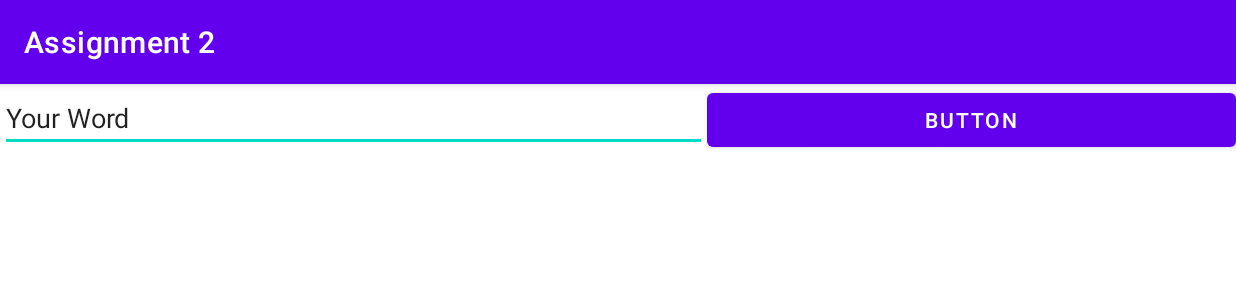
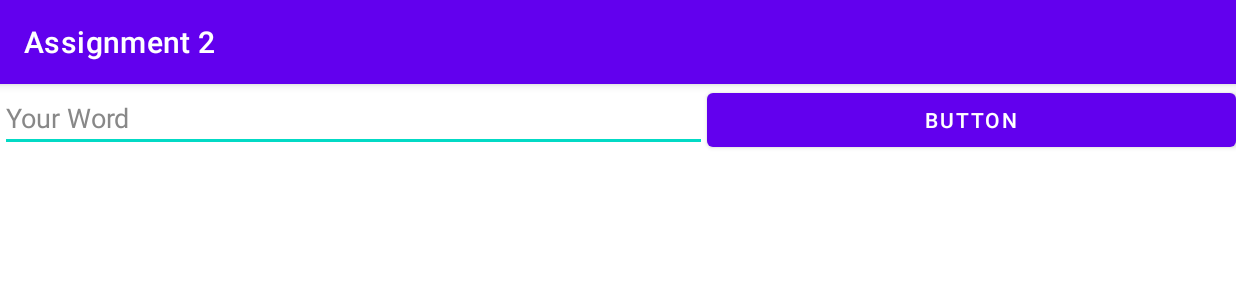
Before and after one commit to jiksuthejedi/COP4656-Final-Project, an Android app: the screen it shows after launch (MainActivity), after a tap on "BUTTON", on a phone screen of 824 x 412 dp (held sideways). Shown: the top 300 px of the screen. Run offline under Robolectric (Android 15) with nearby library versions, the phone set to English and light mode, and no system bars; our stand-ins replace Firebase (no records; nobody signed in at launch, a user with empty details on screens opened directly).

Commit message:
Adding new words works, texts still do not work to get in or display

```diff
--- a/Final/app/src/main/java/org/cop4656/assignment2/MainActivity.java
+++ b/Final/app/src/main/java/org/cop4656/assignment2/MainActivity.java
@@ -1,5 +1,6 @@
 package org.cop4656.assignment2;
 
+import androidx.annotation.NonNull;
 import androidx.appcompat.app.AppCompatActivity;
 import androidx.core.app.ActivityCompat;
 import androidx.core.content.ContextCompat;
@@ -9,16 +10,21 @@ import android.Manifest;
 import android.content.Context;
 import android.content.Intent;
 import android.content.pm.PackageManager;
+import android.graphics.Color;
 import android.os.Bundle;
 import android.view.View;
 import android.widget.ArrayAdapter;
 import android.widget.Button;
+import android.widget.EditText;
 import android.widget.ListView;
 import android.widget.TextView;
 import android.widget.Toast;
 
+import com.google.firebase.database.DataSnapshot;
+import com.google.firebase.database.DatabaseError;
 import com.google.firebase.database.DatabaseReference;
 import com.google.firebase.database.FirebaseDatabase;
+import com.google.firebase.database.ValueEventListener;
 
 import org.cop4656.assignment2.model.URLsViewModel;
 
@@ -26,7 +32,7 @@ import java.util.ArrayList;
 
 public class MainActivity extends AppCompatActivity
 {
-
+    DatabaseReference databaseRef = FirebaseDatabase.getInstance().getReference();
     @Override
     protected void onCreate(Bundle savedInstanceState)
     {
@@ -48,17 +54,42 @@ public class MainActivity extends AppCompatActivity
 
         Button button = (Button)findViewById(R.id.button);
 
-        button.setOnClickListener(new View.OnClickListener(){
-            public void onClick(View view) {
-                String message = ((TextView)findViewById(R.id.newWord)).getText().toString();
-                if(!message.contains(" ")) {
-                    FirebaseDatabase database = FirebaseDatabase.getInstance();
-                    DatabaseReference myRef = database.getReference("keywords");
+        findViewById(R.id.button).setOnClickListener(new View.OnClickListener() {
+            @Override
+            public void onClick(View v) {
 
-                    myRef.setValue(message);
-                }
-                else
-                {}
+                databaseRef.addListenerForSingleValueEvent(new ValueEventListener() {
+                    @Override
+                    public void onDataChange(@NonNull DataSnapshot dataSnapshot) {
+                        long count = dataSnapshot.child("keywords").getChildrenCount();
+                        int currentIndex = 0;
+                        for (DataSnapshot childSnapshot : dataSnapshot.getChildren()) {
+                            if (childSnapshot.child(Integer.toString(currentIndex)).getValue(String.class).toLowerCase().contains(((EditText) findViewById(R.id.newWord)).getText().toString().toLowerCase())) {
+                                ((EditText) findViewById(R.id.newWord)).setTextColor(Color.RED);
+                                Context context = getApplicationContext();
+                                CharSequence text = "Keyword already exists";
+                                int duration = Toast.LENGTH_SHORT;
+                                Toast toast = Toast.makeText(context, text, duration);
+                                toast.show();
+                                return;
+                            }
+                            currentIndex++;
+                        }
+                        String s = ((EditText)findViewById(R.id.newWord)).getText().toString();
+                        databaseRef.child("keywords").child(Integer.toString((int) count)).setValue(((EditText) findViewById(R.id.newWord)).getText().toString());
+                        ((EditText) findViewById(R.id.newWord)).setTextColor(Color.GRAY);
+                        Context context = getApplicationContext();
+                        CharSequence text = "Question added";
+                        int duration = Toast.LENGTH_SHORT;
+                        Toast toast = Toast.makeText(context, text, duration);
+                        toast.show();
+                    }
+
+                    @Override
+                    public void onCancelled(@NonNull DatabaseError databaseError) {
+
+                    }
+                });
             }
         });
     }
@@ -77,36 +108,32 @@ public class MainActivity extends AppCompatActivity
         {
             //check if the message contains any words in the database and if it does add it to the database
 
-            /*if (validateMessage(bookMark))
+            if (validateMessage(bookMark))
             {
-                String url = bookMark.substring(6);
-                URLsViewModel sharedViewModel = new ViewModelProvider(this).get(URLsViewModel.class);
-                ArrayList<String> listOfUrls = sharedViewModel.getWrappedListOfUrls().getValue();
-                if (listOfUrls.size() < 5)
+                String url = bookMark;
+                DataSnapshot d = databaseRef.get().getResult();
+                ArrayList<String> listOfUrls = new ArrayList<String>();
+                for(DataSnapshot childSnapshot : d.getChildren())
                 {
-                    listOfUrls.add(url);
+                    listOfUrls.add(childSnapshot.getValue(String.class));
                 }
-                else
-                {
-                    listOfUrls.remove(4);
-                    listOfUrls.add(url);
-                }
+                listOfUrls.add(url);
                 ListView listView = findViewById(R.id.URListView);
                 ArrayAdapter<String> adapter = new ArrayAdapter<>(this, android.R.layout.simple_list_item_1, listOfUrls);
                 listView.setAdapter(adapter);
-                sharedViewModel.setWrappedUrlClicked(url);
             }
             else
             {
-                Toast.makeText(this, "No valid bookmark was found in SMS!", Toast.LENGTH_LONG).show();
-            }*/
+                Toast.makeText(this, "No valid keyword was found in SMS!", Toast.LENGTH_LONG).show();
+            }
         }
     }
 
     private boolean validateMessage(String bookMark)
     {
-        //modify to check if text contains in database
-        return bookMark.startsWith("booky:");
+
+
+        return false;
     }
 
 
```
Also changed, not shown: Final/app/src/main/java/org/cop4656/assignment2/SMSBroadcastReceiver.java (+12 -0 lines), Final/app/src/main/java/org/cop4656/assignment2/URLListFragment.java (+14 -12 lines).
